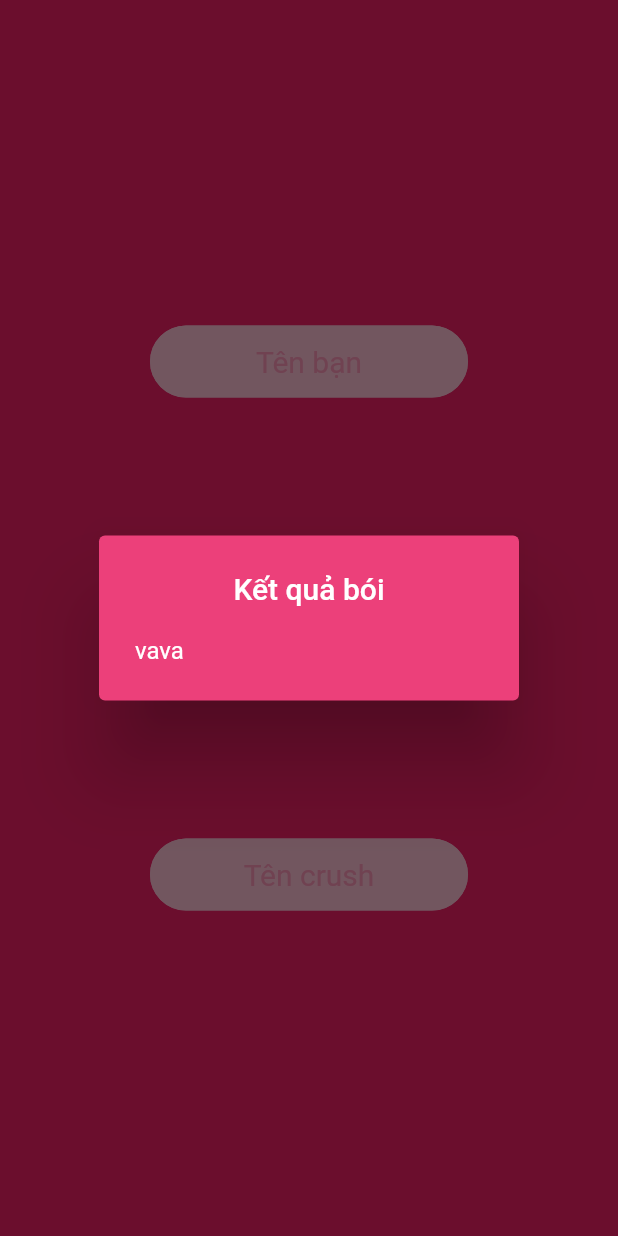
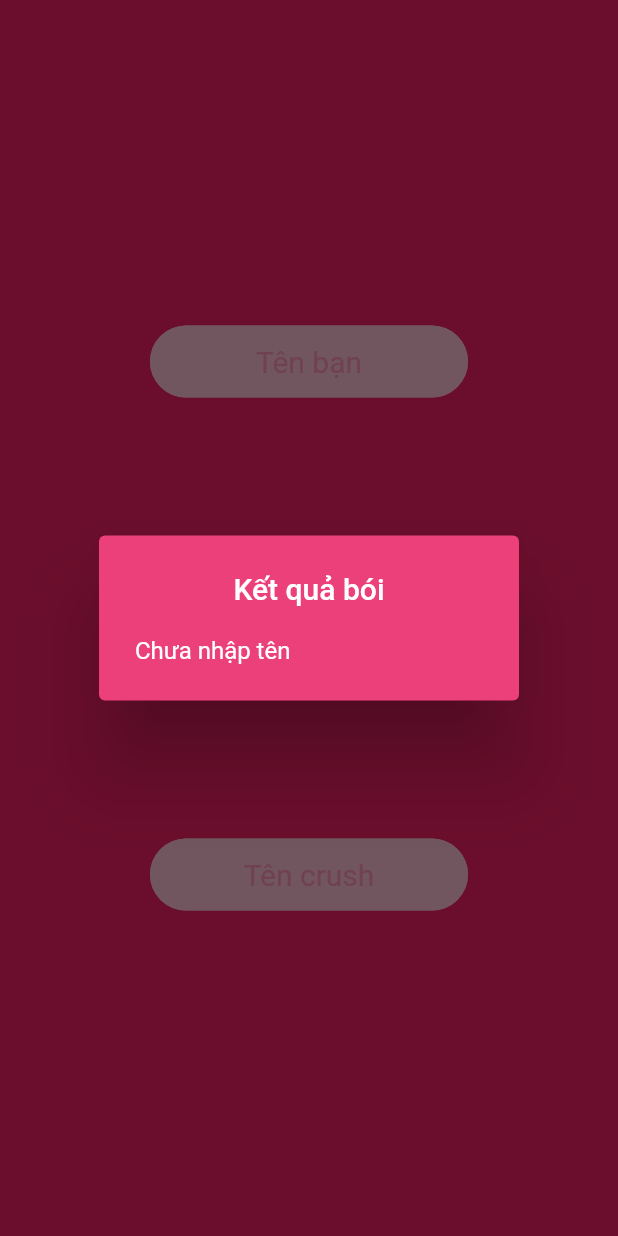
Before and after one commit to tomblobla/fl_form, a Flutter app: the screen it shows after launch, after a tap on the "favorite" icon, on a phone screen of 412 x 824 dp. Run offline on Flutter 3.47's test engine with Material 2 defaults, Android fonts, the phone set to English and light mode, and no system bars.

Commit message:
last change

```diff
--- a/lib/Game.dart
+++ b/lib/Game.dart
@@ -16,7 +16,7 @@ class Game {
 
   static String Boi() {
     int point = ConvertNameToPoint();
-    if (point == 0) return "vava";
+    if (point == 0) return "Chưa nhập tên";
 
     //shorter the number like 89 => 8 + 9 = 17 => 1 + 7 = 8 (final)
     while (point > 9) {
@@ -31,7 +31,7 @@ class Game {
       point = newpoint;
     }
 
-    return result[point];
+    return result[point - 1];
   }
 
   static int ConvertNameToPoint() {
```
